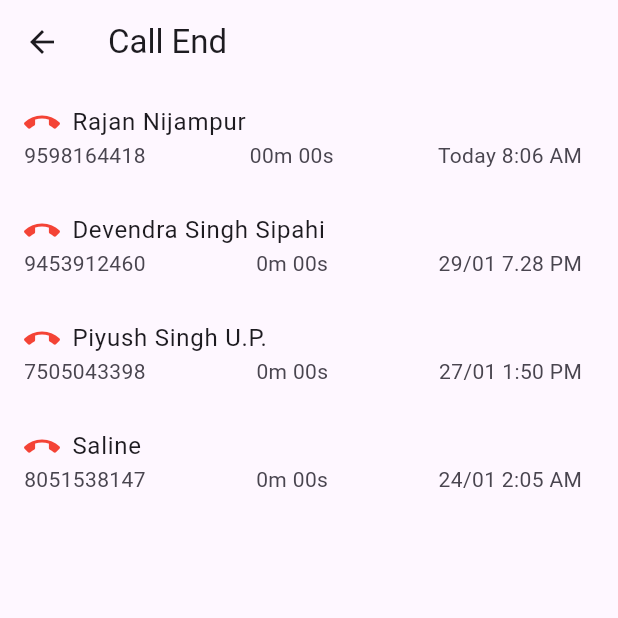
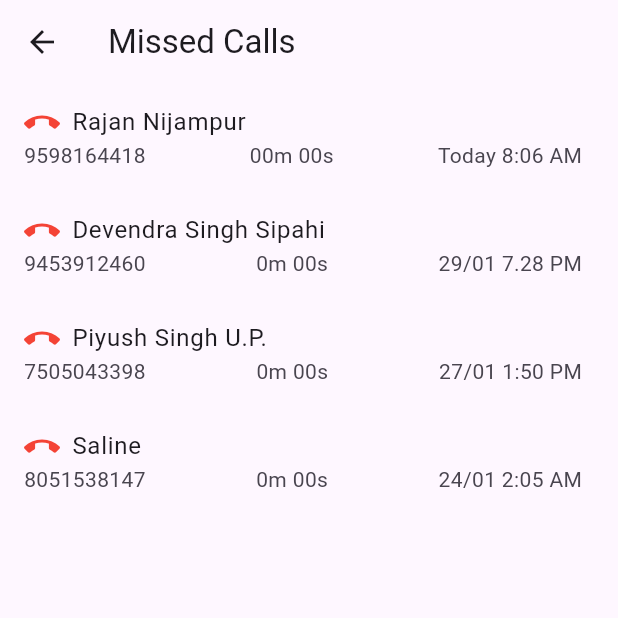
Before and after one commit to srujanbasava/callerapp, a Flutter app: the screen it shows after launch, after a tap on the "call end" icon, on a phone screen of 412 x 824 dp, the top half of it. Run offline on Flutter 3.47's test engine with Material 3 defaults, Android fonts, the phone set to English and light mode, and no system bars; our stand-ins replace permission_handler.

Commit message:
callend.dart

```diff
--- a/lib/callend.dart
+++ b/lib/callend.dart
@@ -9,7 +9,7 @@ class CallEndScreen extends StatelessWidget {
   Widget build(BuildContext context) {
     return Scaffold(
       appBar: AppBar(
-        title: Text('Call End'),
+        title: Text('Missed Calls'),
       ),
       body: ListView.builder(
         itemCount: callEndList.length,
```
